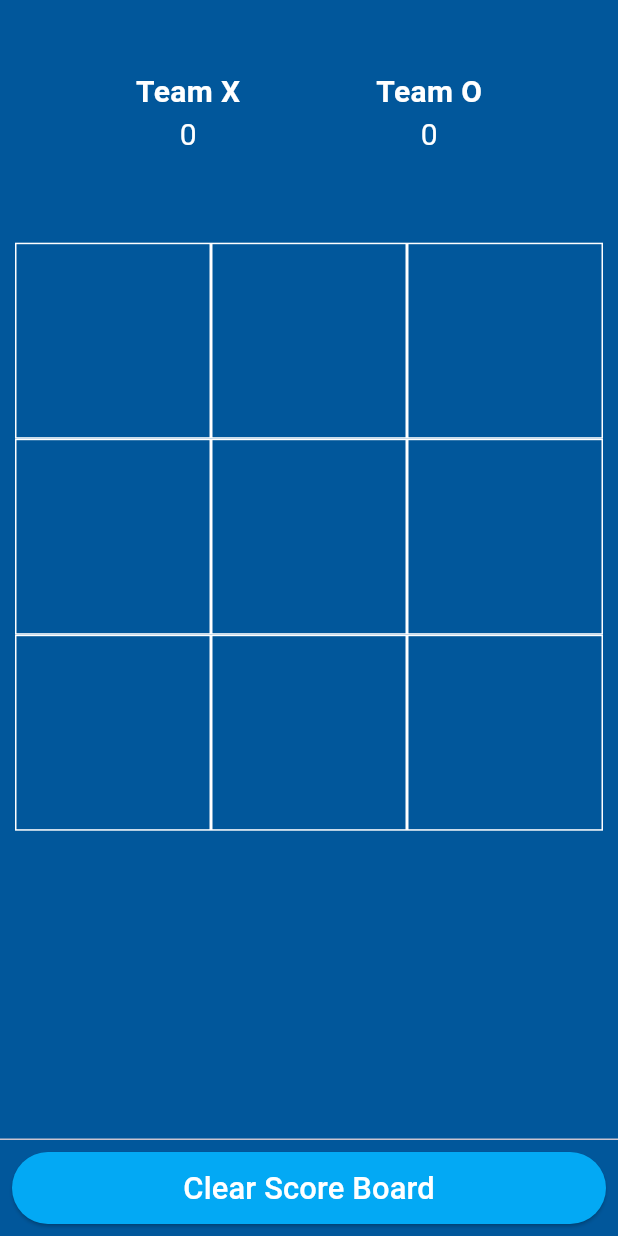
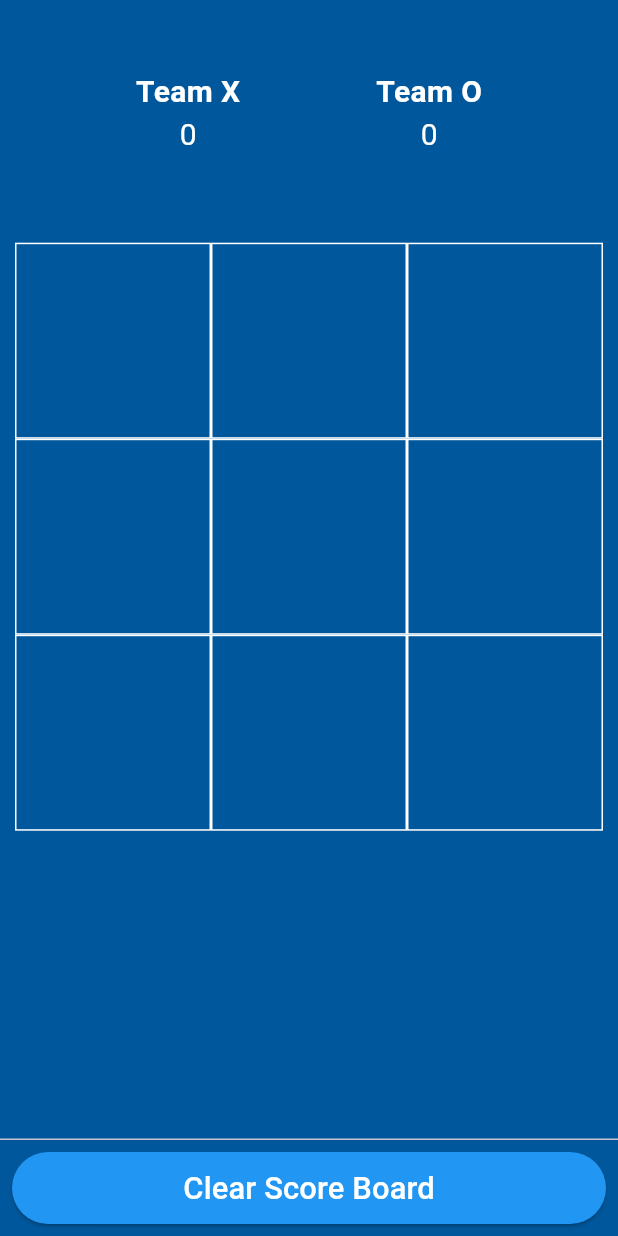
Before and after one commit to VikasAwate5/tic_tac_toe, a Flutter app: the screen it shows after launch, on a phone screen of 412 x 824 dp. Run offline on Flutter 3.47's test engine with Material 3 defaults, Android fonts, the phone set to English and light mode, and no system bars.

Commit message:
Disable tapping on already filled box

```diff
--- a/lib/home_page.dart
+++ b/lib/home_page.dart
@@ -84,12 +84,13 @@ class _HomePageState extends State<HomePage> {
       if (oTurn && displayElement[index] == '') {
         displayElement[index] = 'O';
         filledBoxes++;
+        oTurn = false;
       } else if (!oTurn && displayElement[index] == '') {
         displayElement[index] = 'X';
         filledBoxes++;
+        oTurn = true;
       }
 
-      oTurn = !oTurn;
       _checkWinner.call();
     });
   }
--- a/lib/home_page_helper.dart
+++ b/lib/home_page_helper.dart
@@ -41,7 +41,7 @@ class HomePageHelper {
         ),
       ),
       style: ButtonStyle(
-        backgroundColor: WidgetStateProperty.all<Color>(Colors.lightBlue),
+        backgroundColor: WidgetStateProperty.all<Color>(Colors.blue),
         minimumSize: WidgetStateProperty.all<Size>(Size.infinite),
       ),
     );
```
